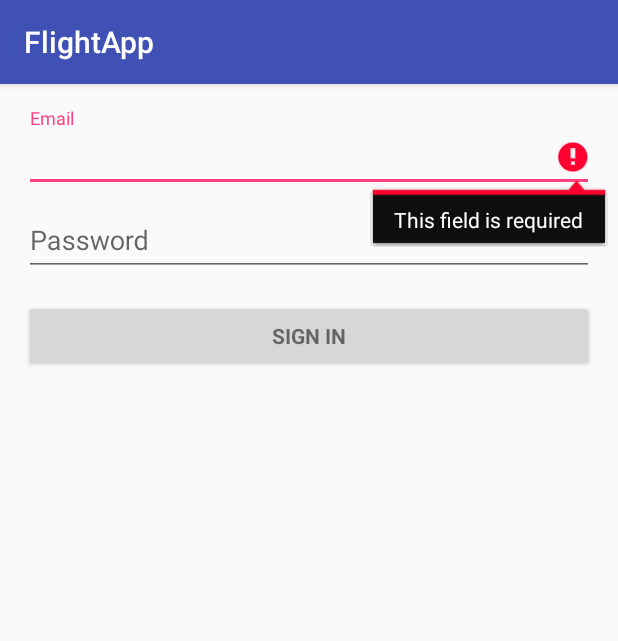
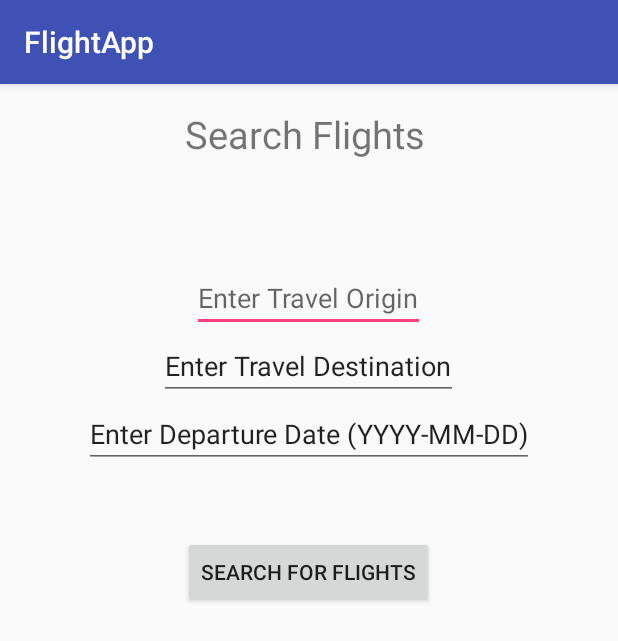
Before and after one commit to sooham/flight.app, an Android app: the screen it shows after launch (UserLoginActivity before the commit, SearchForFlights after it), after a tap on "SIGN IN", on a phone screen of 412 x 824 dp. Shown: the top 641 px of the screen. Run offline under Robolectric (Android 15) with nearby library versions, the phone set to English and light mode, and no system bars.

Commit message:
Added new activity for searching for flights. Created intent for activities.

```diff
--- a/pIII/FlightApp/app/src/main/AndroidManifest.xml
+++ b/pIII/FlightApp/app/src/main/AndroidManifest.xml
@@ -13,12 +13,11 @@
         android:label="@string/app_name"
         android:supportsRtl="true"
         android:theme="@style/AppTheme">
-        <activity
-            android:name=".UserLoginActivity"
+        <activity android:name=".SearchForFlights" />
+        <activity android:name=".UserLogin"
             android:label="@string/app_name">
             <intent-filter>
                 <action android:name="android.intent.action.MAIN" />
-
                 <category android:name="android.intent.category.LAUNCHER" />
             </intent-filter>
         </activity>
--- a/pIII/FlightApp/app/src/main/java/backend/FlightManager.java
+++ b/pIII/FlightApp/app/src/main/java/backend/FlightManager.java
@@ -69,7 +69,9 @@ public class FlightManager implements Serializable{
      *
      * @param newFlight  the flight to add
      */
+
     public void addFlight(Flight newFlight) {
+        /*
         // Add to the Hashmap of Flight
         // Check if key is in Hashmap and create if necessary
         String [] key = {
@@ -97,6 +99,7 @@ public class FlightManager implements Serializable{
         //			create a new itinerary and add
 
         addtoItineraries(newFlight);
+        */
     }
 
     /**
@@ -104,6 +107,7 @@ public class FlightManager implements Serializable{
      * @param f
      */
     private void addtoItineraries(Flight f) {
+        /*
         // check if the flight f is continuous to any key in HashMap of
         // itineraries
 
@@ -150,6 +154,7 @@ public class FlightManager implements Serializable{
         // finally take all the key value pairs in addPairs and put them
         // into Hashmap of itineraries
         itineraries.putAll(addPairs);
+        */
     }
 
     /**
--- /dev/null
+++ b/pIII/FlightApp/app/src/main/java/csc207/flightapp/SearchForFlights.java
@@ -0,0 +1,13 @@
+package csc207.flightapp;
+
+import android.support.v7.app.AppCompatActivity;
+import android.os.Bundle;
+
+public class SearchForFlights extends AppCompatActivity {
+
+    @Override
+    protected void onCreate(Bundle savedInstanceState) {
+        super.onCreate(savedInstanceState);
+        setContentView(R.layout.activity_search_for_flights);
+    }
+}
--- /dev/null
+++ b/pIII/FlightApp/app/src/main/java/csc207/flightapp/UserLogin.java
@@ -0,0 +1,19 @@
+package csc207.flightapp;
+
+import android.content.Intent;
+import android.support.v7.app.AppCompatActivity;
+import android.os.Bundle;
+import android.view.View;
+
+public class UserLogin extends AppCompatActivity {
+
+    @Override
+    protected void onCreate(Bundle savedInstanceState) {
+        super.onCreate(savedInstanceState);
+        setContentView(R.layout.activity_user_login2);
+    }
+    public void searchFlightIntent(View view) {
+        startActivity(new Intent(this, SearchForFlights.class));
+    }
+
+}
--- a/pIII/FlightApp/app/src/main/java/csc207/flightapp/UserLoginActivity.java
+++ /dev/null
@@ -1,384 +0,0 @@
-package csc207.flightapp;
-
-import android.animation.Animator;
-import android.animation.AnimatorListenerAdapter;
-import android.annotation.TargetApi;
-import android.content.pm.PackageManager;
-import android.support.annotation.NonNull;
-import android.support.design.widget.Snackbar;
-import android.support.v7.app.AppCompatActivity;
-import android.app.LoaderManager.LoaderCallbacks;
-import android.content.ContentResolver;
-import android.content.CursorLoader;
-import android.content.Loader;
-import android.database.Cursor;
-import android.net.Uri;
-import android.os.AsyncTask;
-import android.os.Build.VERSION;
-import android.os.Build;
-import android.os.Bundle;
-import android.provider.ContactsContract;
-import android.text.TextUtils;
-import android.view.KeyEvent;
-import android.view.View;
-import android.view.View.OnClickListener;
-import android.view.inputmethod.EditorInfo;
-import android.widget.ArrayAdapter;
-import android.widget.AutoCompleteTextView;
-import android.widget.Button;
-import android.widget.EditText;
-import android.widget.TextView;
-
-import java.util.ArrayList;
-import java.util.List;
-
-import static android.Manifest.permission.READ_CONTACTS;
-
-/**
- * A login screen that offers login via email/password.
- */
-public class UserLoginActivity extends AppCompatActivity implements LoaderCallbacks<Cursor> {
-
-    /**
-     * Id to identity READ_CONTACTS permission request.
-     */
-    private static final int REQUEST_READ_CONTACTS = 0;
-
-    /**
-     * A dummy authentication store containing known user names and passwords.
-     * TODO: remove after connecting to a real authentication system.
-     */
-    private static final String[] DUMMY_CREDENTIALS = new String[]{
-            "foo@example.com:hello", "bar@example.com:world"
-    };
-    /**
-     * Keep track of the login task to ensure we can cancel it if requested.
-     */
-    private UserLoginTask mAuthTask = null;
-
-    // UI references.
-    private AutoCompleteTextView mEmailView;
-    private EditText mPasswordView;
-    private View mProgressView;
-    private View mLoginFormView;
-
-    @Override
-    protected void onCreate(Bundle savedInstanceState) {
-        super.onCreate(savedInstanceState);
-        setContentView(R.layout.activity_user_login);
-        // Set up the login form.
-        mEmailView = (AutoCompleteTextView) findViewById(R.id.email);
-        populateAutoComplete();
-
-        mPasswordView = (EditText) findViewById(R.id.password);
-        mPasswordView.setOnEditorActionListener(new TextView.OnEditorActionListener() {
-            @Override
-            public boolean onEditorAction(TextView textView, int id, KeyEvent keyEvent) {
-                if (id == R.id.login || id == EditorInfo.IME_NULL) {
-                    attemptLogin();
-                    return true;
-                }
-                return false;
-            }
-        });
-
-        Button mEmailSignInButton = (Button) findViewById(R.id.email_sign_in_button);
-        mEmailSignInButton.setOnClickListener(new OnClickListener() {
-            @Override
-            public void onClick(View view) {
-                attemptLogin();
-            }
-        });
-
-        mLoginFormView = findViewById(R.id.login_form);
-        mProgressView = findViewById(R.id.login_progress);
-    }
-
-    private void populateAutoComplete() {
-        if (!mayRequestContacts()) {
-            return;
-        }
-
-        if (VERSION.SDK_INT >= 14) {
-            // Use ContactsContract.Profile (API 14+)
-            getLoaderManager().initLoader(0, null, this);
-        } else if (VERSION.SDK_INT >= 8) {
-            // Use AccountManager (API 8+)
-            new SetupEmailAutoCompleteTask().execute(null, null);
-        }
-    }
-
-    private boolean mayRequestContacts() {
-        if (Build.VERSION.SDK_INT < Build.VERSION_CODES.M) {
-            return true;
-        }
-        if (checkSelfPermission(READ_CONTACTS) == PackageManager.PERMISSION_GRANTED) {
-            return true;
-        }
-        if (shouldShowRequestPermissionRationale(READ_CONTACTS)) {
-            Snackbar.make(mEmailView, R.string.permission_rationale, Snackbar.LENGTH_INDEFINITE)
-                    .setAction(android.R.string.ok, new View.OnClickListener() {
-                        @Override
-                        @TargetApi(Build.VERSION_CODES.M)
-                        public void onClick(View v) {
-                            requestPermissions(new String[]{READ_CONTACTS}, REQUEST_READ_CONTACTS);
-                        }
-                    });
-        } else {
-            requestPermissions(new String[]{READ_CONTACTS}, REQUEST_READ_CONTACTS);
-        }
-        return false;
-    }
-
-    /**
-     * Callback received when a permissions request has been completed.
-     */
-    @Override
-    public void onRequestPermissionsResult(int requestCode, @NonNull String[] permissions,
-                                           @NonNull int[] grantResults) {
-        if (requestCode == REQUEST_READ_CONTACTS) {
-            if (grantResults.length == 1 && grantResults[0] == PackageManager.PERMISSION_GRANTED) {
-                populateAutoComplete();
-            }
-        }
-    }
-
-
-    /**
-     * Attempts to sign in or register the account specified by the login form.
-     * If there are form errors (invalid email, missing fields, etc.), the
-     * errors are presented and no actual login attempt is made.
-     */
-    private void attemptLogin() {
-        if (mAuthTask != null) {
-            return;
-        }
-
-        // Reset errors.
-        mEmailView.setError(null);
-        mPasswordView.setError(null);
-
-        // Store values at the time of the login attempt.
-        String email = mEmailView.getText().toString();
-        String password = mPasswordView.getText().toString();
-
-        boolean cancel = false;
-        View focusView = null;
-
-        // Check for a valid password, if the user entered one.
-        if (!TextUtils.isEmpty(password) && !isPasswordValid(password)) {
-            mPasswordView.setError(getString(R.string.error_invalid_password));
-            focusView = mPasswordView;
-            cancel = true;
-        }
-
-        // Check for a valid email address.
-        if (TextUtils.isEmpty(email)) {
-            mEmailView.setError(getString(R.string.error_field_required));
-            focusView = mEmailView;
-            cancel = true;
-        } else if (!isEmailValid(email)) {
-            mEmailView.setError(getString(R.string.error_invalid_email));
-            focusView = mEmailView;
-            cancel = true;
-        }
-
-        if (cancel) {
-            // There was an error; don't attempt login and focus the first
-            // form field with an error.
-            focusView.requestFocus();
-        } else {
-            // Show a progress spinner, and kick off a background task to
-            // perform the user login attempt.
-            showProgress(true);
-            mAuthTask = new UserLoginTask(email, password);
-            mAuthTask.execute((Void) null);
-        }
-    }
-
-    private boolean isEmailValid(String email) {
-        //TODO: Replace this with your own logic
-        return email.contains("@");
-    }
-
-    private boolean isPasswordValid(String password) {
-        //TODO: Replace this with your own logic
-        return password.length() > 4;
-    }
-
-    /**
-     * Shows the progress UI and hides the login form.
-     */
-    @TargetApi(Build.VERSION_CODES.HONEYCOMB_MR2)
-    private void showProgress(final boolean show) {
-        // On Honeycomb MR2 we have the ViewPropertyAnimator APIs, which allow
-        // for very easy animations. If available, use these APIs to fade-in
-        // the progress spinner.
-        if (Build.VERSION.SDK_INT >= Build.VERSION_CODES.HONEYCOMB_MR2) {
-            int shortAnimTime = getResources().getInteger(android.R.integer.config_shortAnimTime);
-
-            mLoginFormView.setVisibility(show ? View.GONE : View.VISIBLE);
-            mLoginFormView.animate().setDuration(shortAnimTime).alpha(
-                    show ? 0 : 1).setListener(new AnimatorListenerAdapter() {
-                @Override
-                public void onAnimationEnd(Animator animation) {
-                    mLoginFormView.setVisibility(show ? View.GONE : View.VISIBLE);
-                }
-            });
-
-            mProgressView.setVisibility(show ? View.VISIBLE : View.GONE);
-            mProgressView.animate().setDuration(shortAnimTime).alpha(
-                    show ? 1 : 0).setListener(new AnimatorListenerAdapter() {
-                @Override
-                public void onAnimationEnd(Animator animation) {
-                    mProgressView.setVisibility(show ? View.VISIBLE : View.GONE);
-                }
-            });
-        } else {
-            // The ViewPropertyAnimator APIs are not available, so simply show
-            // and hide the relevant UI components.
-            mProgressView.setVisibility(show ? View.VISIBLE : View.GONE);
-            mLoginFormView.setVisibility(show ? View.GONE : View.VISIBLE);
-        }
-    }
-
-    @Override
-    public Loader<Cursor> onCreateLoader(int i, Bundle bundle) {
-        return new CursorLoader(this,
-                // Retrieve data rows for the device user's 'profile' contact.
-                Uri.withAppendedPath(ContactsContract.Profile.CONTENT_URI,
-                        ContactsContract.Contacts.Data.CONTENT_DIRECTORY), ProfileQuery.PROJECTION,
-
-                // Select only email addresses.
-                ContactsContract.Contacts.Data.MIMETYPE +
-                        " = ?", new String[]{ContactsContract.CommonDataKinds.Email
-                .CONTENT_ITEM_TYPE},
-
-                // Show primary email addresses first. Note that there won't be
-                // a primary email address if the user hasn't specified one.
-                ContactsContract.Contacts.Data.IS_PRIMARY + " DESC");
-    }
-
-    @Override
-    public void onLoadFinished(Loader<Cursor> cursorLoader, Cursor cursor) {
-        List<String> emails = new ArrayList<>();
-        cursor.moveToFirst();
-        while (!cursor.isAfterLast()) {
-            emails.add(cursor.getString(ProfileQuery.ADDRESS));
-            cursor.moveToNext();
-        }
-
-        addEmailsToAutoComplete(emails);
-    }
-
-    @Override
-    public void onLoaderReset(Loader<Cursor> cursorLoader) {
-
-    }
-
-    private void addEmailsToAutoComplete(List<String> emailAddressCollection) {
-        //Create adapter to tell the AutoCompleteTextView what to show in its dropdown list.
-        ArrayAdapter<String> adapter =
-                new ArrayAdapter<>(UserLoginActivity.this,
-                        android.R.layout.simple_dropdown_item_1line, emailAddressCollection);
-
-        mEmailView.setAdapter(adapter);
-    }
-
-    private interface ProfileQuery {
-        String[] PROJECTION = {
-                ContactsContract.CommonDataKinds.Email.ADDRESS,
-                ContactsContract.CommonDataKinds.Email.IS_PRIMARY,
-        };
-
-        int ADDRESS = 0;
-        int IS_PRIMARY = 1;
-    }
-
-    /**
-     * Use an AsyncTask to fetch the user's email addresses on a background thread, and update
-     * the email text field with results on the main UI thread.
-     */
-    class SetupEmailAutoCompleteTask extends AsyncTask<Void, Void, List<String>> {
-
-        @Override
-        protected List<String> doInBackground(Void... voids) {
-            ArrayList<String> emailAddressCollection = new ArrayList<>();
-
-            // Get all emails from the user's contacts and copy them to a list.
-            ContentResolver cr = getContentResolver();
-            Cursor emailCur = cr.query(ContactsContract.CommonDataKinds.Email.CONTENT_URI, null,
-                    null, null, null);
-            while (emailCur.moveToNext()) {
-                String email = emailCur.getString(emailCur.getColumnIndex(ContactsContract
-                        .CommonDataKinds.Email.DATA));
-                emailAddressCollection.add(email);
-            }
-            emailCur.close();
-
-            return emailAddressCollection;
-        }
-
-        @Override
-        protected void onPostExecute(List<String> emailAddressCollection) {
-            addEmailsToAutoComplete(emailAddressCollection);
-        }
-    }
-
-    /**
-     * Represents an asynchronous login/registration task used to authenticate
-     * the user.
-     */
-    public class UserLoginTask extends AsyncTask<Void, Void, Boolean> {
-
-        private final String mEmail;
-        private final String mPassword;
-
-        UserLoginTask(String email, String password) {
-            mEmail = email;
-            mPassword = password;
-        }
-
-        @Override
-        protected Boolean doInBackground(Void... params) {
-            // TODO: attempt authentication against a network service.
-
-            try {
-                // Simulate network access.
-                Thread.sleep(2000);
-            } catch (InterruptedException e) {
-                return false;
-            }
-
-            for (String credential : DUMMY_CREDENTIALS) {
-                String[] pieces = credential.split(":");
-                if (pieces[0].equals(mEmail)) {
-                    // Account exists, return true if the password matches.
-                    return pieces[1].equals(mPassword);
-                }
-            }
-
-            // TODO: register the new account here.
-            return true;
-        }
-
-        @Override
-        protected void onPostExecute(final Boolean success) {
-            mAuthTask = null;
-            showProgress(false);
-
-            if (success) {
-                finish();
-            } else {
-                mPasswordView.setError(getString(R.string.error_incorrect_password));
-                mPasswordView.requestFocus();
-            }
-        }
-
-        @Override
-        protected void onCancelled() {
-            mAuthTask = null;
-            showProgress(false);
-        }
-    }
-}
--- /dev/null
+++ b/pIII/FlightApp/app/src/main/res/layout/activity_search_for_flights.xml
@@ -0,0 +1,54 @@
+<?xml version="1.0" encoding="utf-8"?>
+<RelativeLayout xmlns:android="http://schemas.android.com/apk/res/android"
+    xmlns:tools="http://schemas.android.com/tools"
+    android:layout_width="match_parent"
+    android:layout_height="match_parent"
+    android:paddingBottom="@dimen/activity_vertical_margin"
+    android:paddingLeft="@dimen/activity_horizontal_margin"
+    android:paddingRight="@dimen/activity_horizontal_margin"
+    android:paddingTop="@dimen/activity_vertical_margin"
+    tools:context="csc207.flightapp.SearchForFlights">
+
+    <EditText
+        android:layout_width="wrap_content"
+        android:layout_height="wrap_content"
+        android:id="@+id/origin"
+        android:hint="Enter Travel Origin"
+        android:layout_marginTop="104dp"
+        android:layout_alignParentTop="true"
+        android:layout_centerHorizontal="true" />
+
+    <TextView
+        android:layout_width="wrap_content"
+        android:layout_height="wrap_content"
+        android:text="@string/search_flights"
+        android:textSize="25dp"
+        android:layout_alignParentTop="true"
+        android:layout_alignRight="@+id/origin"
+        android:layout_alignEnd="@+id/origin" />
+
+    <EditText
+        android:layout_width="wrap_content"
+        android:layout_height="wrap_content"
+        android:id="@+id/editText"
+        android:text="Enter Travel Destination"
+        android:layout_below="@+id/origin"
+        android:layout_centerHorizontal="true" />
+
+    <EditText
+        android:layout_width="wrap_content"
+        android:layout_height="wrap_content"
+        android:id="@+id/editText2"
+        android:text="Enter Departure Date (YYYY-MM-DD)"
+        android:layout_below="@+id/editText"
+        android:layout_centerHorizontal="true" />
+
+    <Button
+        android:layout_width="wrap_content"
+        android:layout_height="wrap_content"
+        android:text="Search For Flights"
+        android:id="@+id/search_button"
+        android:layout_below="@+id/editText2"
+        android:layout_centerHorizontal="true"
+        android:layout_marginTop="45dp" />
+</RelativeLayout>
--- a/pIII/FlightApp/app/src/main/res/layout/activity_user_login.xml
+++ /dev/null
@@ -1,78 +0,0 @@
-<LinearLayout xmlns:android="http://schemas.android.com/apk/res/android"
-    xmlns:tools="http://schemas.android.com/tools"
-    android:layout_width="match_parent"
-    android:layout_height="match_parent"
-    android:gravity="center_horizontal"
-    android:orientation="vertical"
-    android:paddingBottom="@dimen/activity_vertical_margin"
-    android:paddingLeft="@dimen/activity_horizontal_margin"
-    android:paddingRight="@dimen/activity_horizontal_margin"
-    android:paddingTop="@dimen/activity_vertical_margin"
-    tools:context="csc207.flightapp.UserLoginActivity">
-
-    <!-- Login progress -->
-    <ProgressBar
-        android:id="@+id/login_progress"
-        style="?android:attr/progressBarStyleLarge"
-        android:layout_width="wrap_content"
-        android:layout_height="wrap_content"
-        android:layout_marginBottom="8dp"
-        android:visibility="gone" />
-
-    <ScrollView
-        android:id="@+id/login_form"
-        android:layout_width="match_parent"
-        android:layout_height="match_parent">
-
-        <LinearLayout
-            android:id="@+id/email_login_form"
-            android:layout_width="match_parent"
-            android:layout_height="wrap_content"
-            android:orientation="vertical">
-
-            <android.support.design.widget.TextInputLayout
-                android:layout_width="match_parent"
-                android:layout_height="wrap_content">
-
-                <AutoCompleteTextView
-                    android:id="@+id/email"
-                    android:layout_width="match_parent"
-                    android:layout_height="wrap_content"
-                    android:hint="@string/prompt_email"
-                    android:inputType="textEmailAddress"
-                    android:maxLines="1"
-                    android:singleLine="true" />
-
-            </android.support.design.widget.TextInputLayout>
-
-            <android.support.design.widget.TextInputLayout
-                android:layout_width="match_parent"
-                android:layout_height="wrap_content">
-
-                <EditText
-                    android:id="@+id/password"
-                    android:layout_width="match_parent"
-                    android:layout_height="wrap_content"
-                    android:hint="@string/prompt_password"
-                    android:imeActionId="@+id/login"
-                    android:imeActionLabel="@string/action_sign_in_short"
-                    android:imeOptions="actionUnspecified"
-                    android:inputType="textPassword"
-                    android:maxLines="1"
-                    android:singleLine="true" />
-
-            </android.support.design.widget.TextInputLayout>
-
-            <Button
-                android:id="@+id/email_sign_in_button"
-                style="?android:textAppearanceSmall"
-                android:layout_width="match_parent"
-                android:layout_height="wrap_content"
-                android:layout_marginTop="16dp"
-                android:text="@string/action_sign_in"
-                android:textStyle="bold"
-                android:onClick="@java/backend/FileDatabase"/>
-
-        </LinearLayout>
-    </ScrollView>
-</LinearLayout>
--- a/pIII/FlightApp/app/src/main/res/values/strings.xml
+++ b/pIII/FlightApp/app/src/main/res/values/strings.xml
@@ -13,4 +13,7 @@
     <string name="permission_rationale">"Contacts permissions are needed for providing email
         completions."
     </string>
+
+    <!-- strings related to search for flights -->
+    <string name="search_flights"> Search Flights</string>
 </resources>
```
Also changed, not shown: pIII/FlightApp/app/src/main/java/backend/User.java (+9 -6 lines), pIII/FlightApp/app/src/main/res/layout/activity_user_login2.xml (added, +47 -0 lines), 1 other file.
